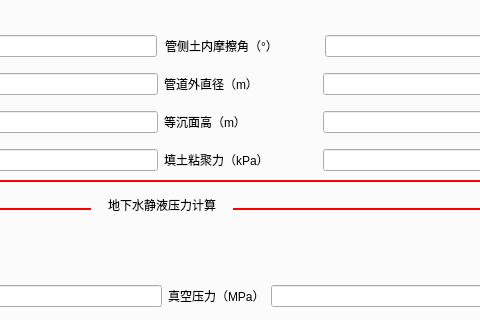
Qt form 软件设计/ui/main.ui (wangqiankun0201/BiShe) before a commit; both pictures show x 342 to 822 and y 94 to 414 of the 1005 by 836 pixel window.
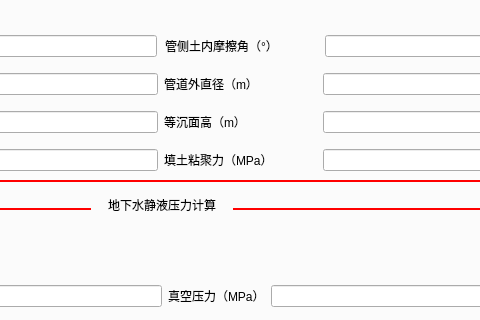
The same form after that commit. The open tabs and pages were chosen to show the change. Icons and pictures are not drawn.

What changed in the file:
```diff
--- a/软件设计/ui/main.ui
+++ b/软件设计/ui/main.ui
@@ -407,7 +407,7 @@
                   <item>
                    <widget class="QLabel" name="label_12">
                     <property name="text">
-                     <string>填土粘聚力（kPa）</string>
+                     <string>填土粘聚力（MPa）</string>
                     </property>
                    </widget>
                   </item>
```
Left out of the diff: 41 changed lines with no effect on the pictures.
